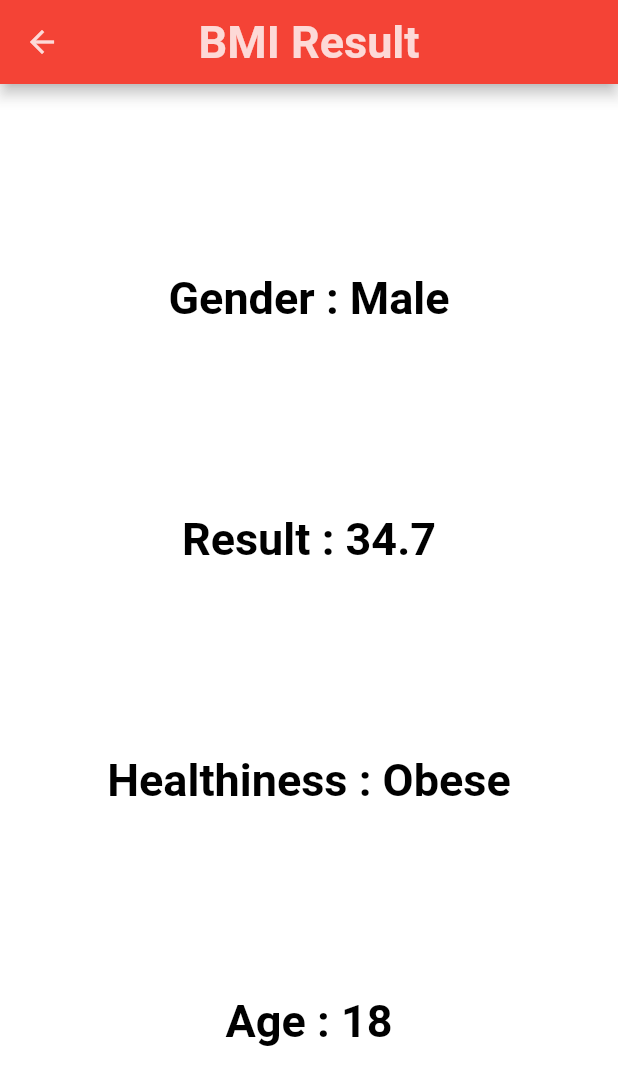
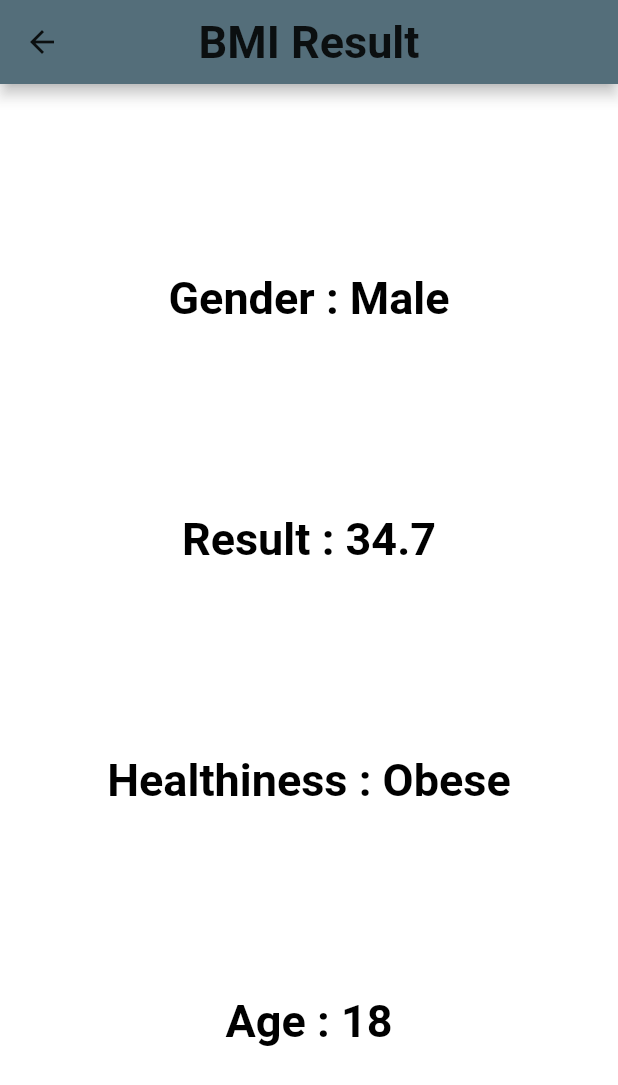
Before and after one commit to mo7amedsayed74/BMI_Calculator, a Flutter app: the screen it shows after launch, after a tap on "CALCULATE", on a phone screen of 412 x 824 dp. Shown: the top 1085 px of the screen. Run offline on Flutter 3.47's test engine with Material 2 defaults, Android fonts, the phone set to English and light mode, and no system bars.

Commit message:
some changes

```diff
--- /dev/null
+++ b/lib/constants.dart
@@ -0,0 +1,4 @@
+import 'package:flutter/material.dart';
+
+var defaultColor = Colors.blueGrey[600];
+var titlesColor = Colors.black87;
--- a/lib/main.dart
+++ b/lib/main.dart
@@ -1,5 +1,6 @@
 import 'package:flutter/material.dart';
 
+import 'constants.dart';
 import 'screens/bmi_screen.dart';
 
 void main() {
@@ -22,8 +23,9 @@ class MyApp extends StatelessWidget {
         ),
         scaffoldBackgroundColor: Colors.white70,
         appBarTheme: AppBarTheme(
+          backgroundColor: defaultColor,
           iconTheme: IconThemeData(
-            color: Colors.white70.withOpacity(0.8),
+            color: titlesColor,
           )
         ),
       ),
--- a/lib/screens/bmi_screen.dart
+++ b/lib/screens/bmi_screen.dart
@@ -1,4 +1,5 @@
 import 'package:flutter/material.dart';
+import '../constants.dart';
 import 'result_screen.dart';
 
 import 'dart:math';
@@ -21,11 +22,10 @@ class _BmiCalculatorState extends State<BmiCalculator> {
   Widget build(BuildContext context) {
     return Scaffold(
       appBar: AppBar(
-        backgroundColor: Colors.red,
         title: Text(
           'Body Mass Index',
           style: Theme.of(context).textTheme.headlineLarge!.copyWith(
-                color: Colors.white70.withOpacity(0.8),
+                color: titlesColor,
               ),
         ),
         centerTitle: true,
@@ -99,9 +99,9 @@ class _BmiCalculatorState extends State<BmiCalculator> {
                             height = val;
                           });
                         },
-                        activeColor: Colors.blueGrey[900],
+                        activeColor: Colors.blueGrey[800],
                         inactiveColor: Colors.blueGrey[600],
-                        thumbColor: Colors.red,
+                        thumbColor: Colors.black,
                       ),
                     ],
                   ),
@@ -132,7 +132,7 @@ class _BmiCalculatorState extends State<BmiCalculator> {
                 width: double.infinity,
                 height: 60,
                 decoration: BoxDecoration(
-                  color: Colors.red,
+                  color: Colors.blueGrey[600],
                   borderRadius: BorderRadius.circular(20.0),
                 ),
                 child: MaterialButton(
@@ -140,7 +140,7 @@ class _BmiCalculatorState extends State<BmiCalculator> {
                   child: Text(
                     'CALCULATE',
                     style: Theme.of(context).textTheme.headlineLarge!.copyWith(
-                          color: Colors.white70.withOpacity(0.8),
+                          color: titlesColor,
                         ),
                   ),
                   onPressed: () {
@@ -178,7 +178,7 @@ class _BmiCalculatorState extends State<BmiCalculator> {
             borderRadius: BorderRadius.circular(20),
             color:
                 (isMale && gender == 'Male') || (!isMale && gender == 'Female')
-                    ? Colors.red
+                    ? defaultColor
                     : Colors.grey,
           ),
           child: Column(
@@ -247,7 +247,7 @@ class _BmiCalculatorState extends State<BmiCalculator> {
 
                   mini: true,
                   // size (mini , normal)
-                  backgroundColor: Colors.red,
+                  backgroundColor: defaultColor,
                   child: const Icon(
                     Icons.remove,
                     color: Colors.black,
@@ -272,7 +272,7 @@ class _BmiCalculatorState extends State<BmiCalculator> {
 
                   mini: true,
                   // size (mini , normal)
-                  backgroundColor: Colors.red,
+                  backgroundColor: defaultColor,
                   child: const Icon(
                     Icons.add,
                     color: Colors.black,
--- a/lib/screens/result_screen.dart
+++ b/lib/screens/result_screen.dart
@@ -1,4 +1,6 @@
 import 'package:flutter/material.dart';
+
+import '../constants.dart';
 
 class BmiResultScreen extends StatelessWidget {
   final double result;
@@ -33,11 +35,10 @@ class BmiResultScreen extends StatelessWidget {
   Widget build(BuildContext context) {
     return Scaffold(
       appBar: AppBar(
-        backgroundColor: Colors.red,
         title: Text(
           'BMI Result',
           style: Theme.of(context).textTheme.headlineLarge!.copyWith(
-            color: Colors.white70.withOpacity(0.8),
+            color: titlesColor,
           ),
         ),
         centerTitle: true,
```
Also changed, not shown: pubspec.lock, 1 other file.
